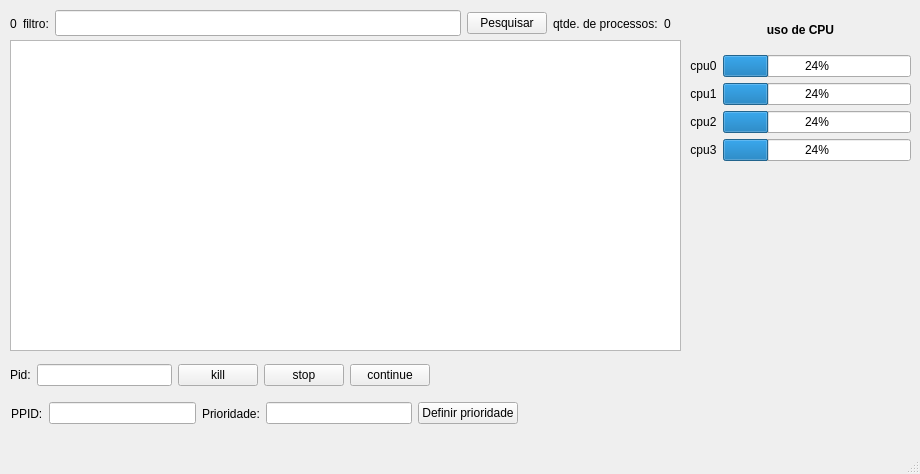
First picture: the form in proc_man/mainwindow.ui, repository peterwilfride/process-manager, before the edit.
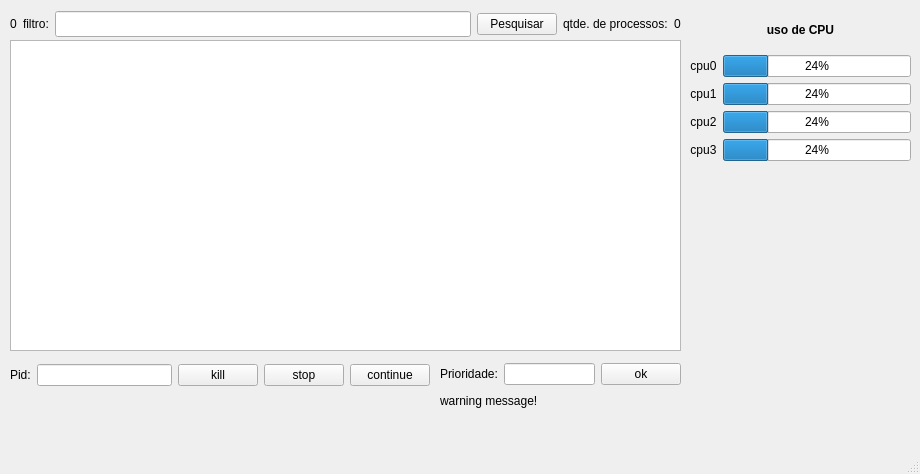
Second picture: the form after the edit.

What changed in the file:
```diff
--- a/proc_man/mainwindow.ui
+++ b/proc_man/mainwindow.ui
@@ -178,23 +178,23 @@
    <widget class="QLabel" name="warning_label">
     <property name="geometry">
      <rect>
-      <x>530</x>
-      <y>400</y>
-      <width>231</width>
-      <height>41</height>
+      <x>440</x>
+      <y>390</y>
+      <width>241</width>
+      <height>21</height>
      </rect>
     </property>
     <property name="text">
-     <string/>
+     <string>warning message!</string>
     </property>
    </widget>
-   <widget class="QWidget" name="">
+   <widget class="QWidget" name="layoutWidget">
     <property name="geometry">
      <rect>
       <x>10</x>
       <y>10</y>
-      <width>661</width>
-      <height>27</height>
+      <width>671</width>
+      <height>28</height>
      </rect>
     </property>
     <layout class="QHBoxLayout" name="horizontalLayout_4">
@@ -256,23 +256,13 @@
    <widget class="QWidget" name="">
     <property name="geometry">
      <rect>
-      <x>11</x>
-      <y>400</y>
-      <width>507</width>
-      <height>27</height>
+      <x>440</x>
+      <y>360</y>
+      <width>241</width>
+      <height>28</height>
      </rect>
     </property>
     <layout class="QHBoxLayout" name="horizontalLayout_5">
-     <item>
-      <widget class="QLabel" name="label_6">
-       <property name="text">
-        <string>PPID:</string>
-       </property>
-      </widget>
-     </item>
-     <item>
-      <widget class="QLineEdit" name="ppid_edit"/>
-     </item>
      <item>
       <widget class="QLabel" name="label_10">
        <property name="text">
@@ -286,7 +276,7 @@
      <item>
       <widget class="QPushButton" name="priority_button">
        <property name="text">
-        <string>Definir prioridade</string>
+        <string>ok</string>
        </property>
       </widget>
      </item>
```
Left out of the diff: 3 changed lines with no effect on the pictures.
